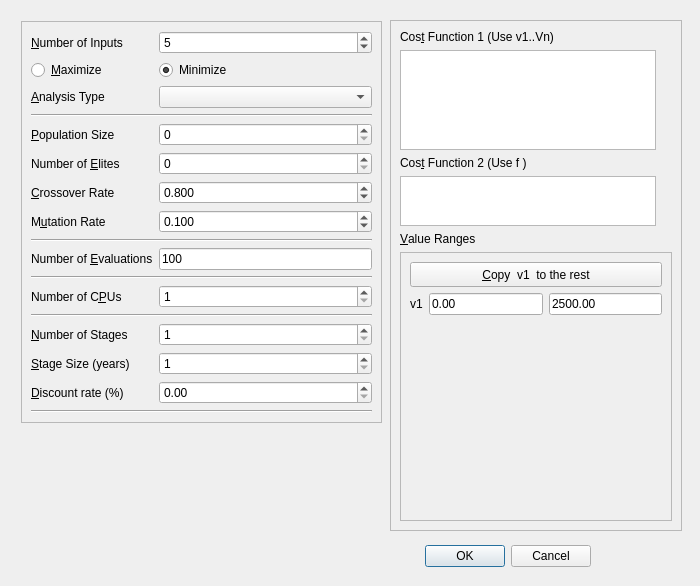
First picture: the form in qt/parameters_dialog_.ui, repository asselapathirana/swmm5-ea, before the edit.
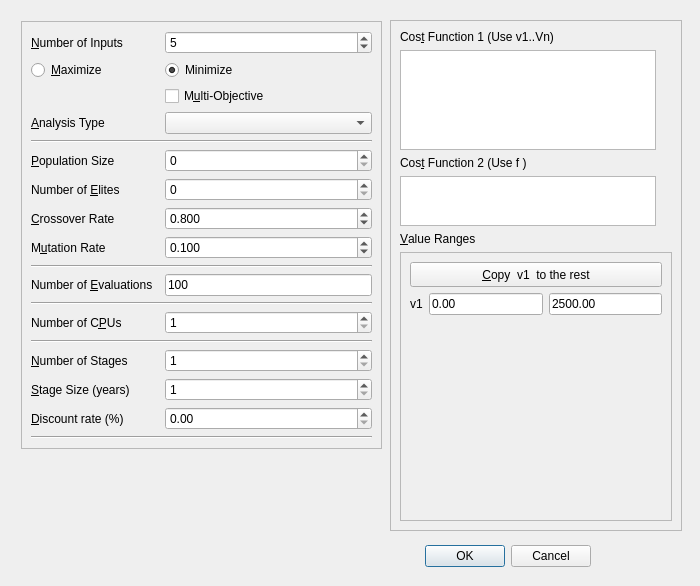
Second picture: the form after the edit.

Commit message: Multi objective Optimization added. A way to "inject" custom code during running of frozen version also added.

The edit to the form file:
```diff
--- a/qt/parameters_dialog_.ui
+++ b/qt/parameters_dialog_.ui
@@ -233,7 +233,7 @@
          </property>
         </widget>
        </item>
-       <item row="0" column="1">
+       <item row="0" column="2">
         <widget class="QSpinBox" name="num_inputs">
          <property name="minimum">
           <number>1</number>
@@ -243,7 +243,7 @@
          </property>
         </widget>
        </item>
-       <item row="7" column="0">
+       <item row="15" column="0">
         <widget class="QLabel" name="label_3">
          <property name="text">
           <string>Number of &amp;Elites</string>
@@ -253,7 +253,7 @@
          </property>
         </widget>
        </item>
-       <item row="6" column="0">
+       <item row="14" column="0">
         <widget class="QLabel" name="label_2">
          <property name="text">
           <string>&amp;Population Size</string>
@@ -263,20 +263,20 @@
          </property>
         </widget>
        </item>
-       <item row="6" column="1">
+       <item row="14" column="2">
         <widget class="QSpinBox" name="pop_size"/>
        </item>
-       <item row="7" column="1">
+       <item row="15" column="2">
         <widget class="QSpinBox" name="num_elites"/>
        </item>
-       <item row="5" column="0" colspan="2">
+       <item row="10" column="0" colspan="3">
         <widget class="Line" name="line_2">
          <property name="orientation">
           <enum>Qt::Horizontal</enum>
          </property>
         </widget>
        </item>
-       <item row="9" column="0">
+       <item row="17" column="0">
         <widget class="QLabel" name="label_6">
          <property name="text">
           <string>&amp;Crossover Rate</string>
@@ -286,7 +286,7 @@
          </property>
         </widget>
        </item>
-       <item row="1" column="1">
+       <item row="1" column="2">
         <widget class="QRadioButton" name="minimize_button">
          <property name="text">
           <string>Minimize</string>
@@ -296,14 +296,14 @@
          </property>
         </widget>
        </item>
-       <item row="22" column="0" colspan="2">
+       <item row="30" column="0" colspan="3">
         <widget class="Line" name="line_5">
          <property name="orientation">
           <enum>Qt::Horizontal</enum>
          </property>
         </widget>
        </item>
-       <item row="21" column="1">
+       <item row="29" column="2">
         <widget class="QDoubleSpinBox" name="discount_rate">
          <property name="suffix">
           <string/>
@@ -316,7 +316,7 @@
          </property>
         </widget>
        </item>
-       <item row="13" column="1">
+       <item row="21" column="2">
         <widget class="QLineEdit" name="num_evaluations">
          <property name="text">
           <string>100</string>
@@ -326,7 +326,7 @@
          </property>
         </widget>
        </item>
-       <item row="10" column="0">
+       <item row="18" column="0">
         <widget class="QLabel" name="label_7">
          <property name="text">
           <string>M&amp;utation Rate</string>
@@ -336,14 +336,14 @@
          </property>
         </widget>
        </item>
-       <item row="14" column="0" colspan="2">
+       <item row="22" column="0" colspan="3">
         <widget class="Line" name="line_3">
          <property name="orientation">
           <enum>Qt::Horizontal</enum>
          </property>
         </widget>
        </item>
-       <item row="20" column="1">
+       <item row="28" column="2">
         <widget class="QSpinBox" name="stage_size">
          <property name="minimum">
           <number>1</number>
@@ -353,7 +353,7 @@
          </property>
         </widget>
        </item>
-       <item row="9" column="1">
+       <item row="17" column="2">
         <widget class="QDoubleSpinBox" name="Crossover_rate">
          <property name="decimals">
           <number>3</number>
@@ -369,14 +369,14 @@
          </property>
         </widget>
        </item>
-       <item row="16" column="0" colspan="2">
+       <item row="24" column="0" colspan="3">
         <widget class="Line" name="line_4">
          <property name="orientation">
           <enum>Qt::Horizontal</enum>
          </property>
         </widget>
        </item>
-       <item row="10" column="1">
+       <item row="18" column="2">
         <widget class="QDoubleSpinBox" name="mutation_rate">
          <property name="decimals">
           <number>3</number>
@@ -392,7 +392,7 @@
          </property>
         </widget>
        </item>
-       <item row="20" column="0">
+       <item row="28" column="0">
         <widget class="QLabel" name="label_12">
          <property name="text">
           <string>&amp;Stage Size (years)</string>
@@ -402,7 +402,7 @@
          </property>
         </widget>
        </item>
-       <item row="13" column="0">
+       <item row="21" column="0">
         <widget class="QLabel" name="label_5">
          <property name="text">
           <string>Number of &amp;Evaluations</string>
@@ -412,7 +412,7 @@
          </property>
         </widget>
        </item>
-       <item row="15" column="0">
+       <item row="23" column="0">
         <widget class="QLabel" name="label_8">
          <property name="text">
           <string>Number of C&amp;PUs</string>
@@ -422,14 +422,14 @@
          </property>
         </widget>
        </item>
-       <item row="11" column="0" colspan="2">
+       <item row="19" column="0" colspan="3">
         <widget class="Line" name="line">
          <property name="orientation">
           <enum>Qt::Horizontal</enum>
          </property>
         </widget>
        </item>
-       <item row="15" column="1">
+       <item row="23" column="2">
         <widget class="QSpinBox" name="Number_of_cpus">
          <property name="minimum">
           <number>1</number>
@@ -439,7 +439,7 @@
          </property>
         </widget>
        </item>
-       <item row="21" column="0">
+       <item row="29" column="0">
         <widget class="QLabel" name="label_13">
          <property name="text">
           <string>&amp;Discount rate (%)</string>
@@ -449,7 +449,7 @@
          </property>
         </widget>
        </item>
-       <item row="3" column="0">
+       <item row="5" column="0">
         <widget class="QLabel" name="label_4">
          <property name="text">
           <string>&amp;Analysis Type</string>
@@ -459,7 +459,7 @@
          </property>
         </widget>
        </item>
-       <item row="3" column="1">
+       <item row="5" column="2">
         <widget class="QComboBox" name="swmmp_1">
          <property name="sizePolicy">
           <sizepolicy hsizetype="Minimum" vsizetype="Fixed">
@@ -475,7 +475,7 @@
          </property>
         </widget>
        </item>
-       <item row="19" column="0">
+       <item row="27" column="0">
         <widget class="QLabel" name="label_14">
          <property name="text">
           <string>&amp;Number of Stages</string>
@@ -485,7 +485,7 @@
          </property>
         </widget>
        </item>
-       <item row="19" column="1">
+       <item row="27" column="2">
         <widget class="QSpinBox" name="stages">
          <property name="minimum">
           <number>1</number>
@@ -495,6 +495,13 @@
          </property>
         </widget>
        </item>
+       <item row="2" column="2">
+        <widget class="QCheckBox" name="multiObjective">
+         <property name="text">
+          <string>M&amp;ulti-Objective</string>
+         </property>
+        </widget>
+       </item>
       </layout>
      </widget>
     </item>
```
The commit also changes 8 other files.
